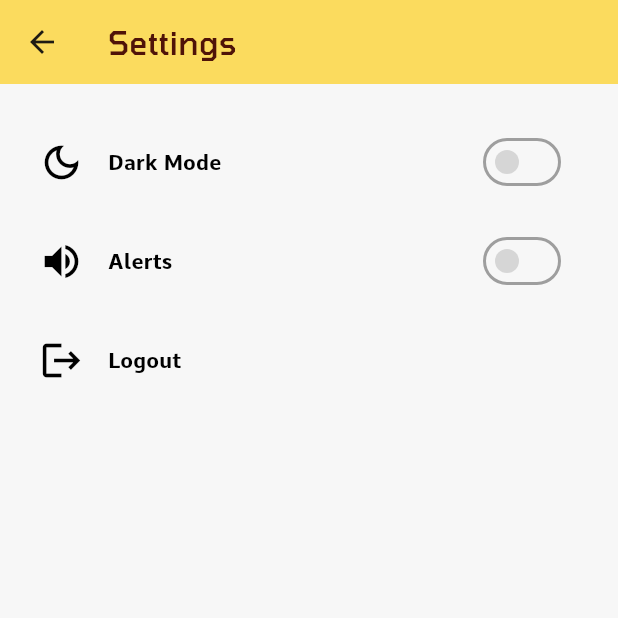
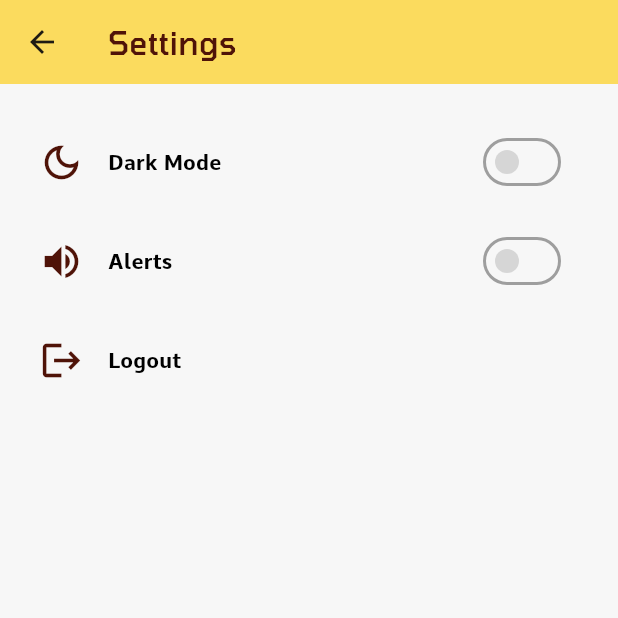
Before and after one commit to Sana-Kassamani/hivemind-app, a Flutter app: the SettingsPage screen opened directly, on a phone screen of 412 x 824 dp, the top half of it. Run offline on Flutter 3.47's test engine with Material 3 defaults, Android fonts, the phone set to English and light mode, and no system bars; our stand-ins replace firebase_core, firebase_messaging, fl_chart, flutter_local_notifications, flutter_slidable, google_maps_flutter and 3 more; accounts and stored records are empty.

Commit message:
Flutter <> Edit - make colors theme related in settings page

```diff
--- a/lib/widgets/general/SettingsList.dart
+++ b/lib/widgets/general/SettingsList.dart
@@ -14,9 +14,9 @@ class SettingsList extends StatefulWidget {
 }
 
 class _SettingsListState extends State<SettingsList> {
-  Future changeDarkMode(authValue, value) async {
+  Future changeDarkMode(authValue, value, context) async {
     try {
-      await authValue.setDarkMode(value: value);
+      await authValue.setDarkMode(value: value, context: context);
       print("Dark mode changed");
     } catch (error) {
       ScaffoldMessenger.of(context).showSnackBar(
@@ -54,7 +54,7 @@ class _SettingsListState extends State<SettingsList> {
               leading: Icon(
                 Icons.dark_mode_outlined,
                 size: 30,
-                color: Colors.black,
+                color: Theme.of(context).colorScheme.secondary,
               ),
               title: Text(
                 "Dark Mode",
@@ -71,12 +71,12 @@ class _SettingsListState extends State<SettingsList> {
                     },
                   ),
                   inactiveThumbColor: Colors.grey[350],
-                  inactiveTrackColor: ColorManager.SCAFFOLD_BG,
+                  inactiveTrackColor: Theme.of(context).scaffoldBackgroundColor,
                   activeColor: Theme.of(context).colorScheme.primary,
-                  activeTrackColor: ColorManager.SCAFFOLD_BG,
+                  activeTrackColor: Theme.of(context).scaffoldBackgroundColor,
                   value: authValue.user.getSettings.darkmode,
                   onChanged: (value) async {
-                    await changeDarkMode(authValue, value);
+                    await changeDarkMode(authValue, value, context);
                   }),
             ),
             addVerticalSpace(10),
@@ -84,7 +84,7 @@ class _SettingsListState extends State<SettingsList> {
               leading: Icon(
                 Icons.volume_up,
                 size: 30,
-                color: Colors.black,
+                color: Theme.of(context).colorScheme.secondary,
               ),
               title: Text(
                 "Alerts",
@@ -101,9 +101,9 @@ class _SettingsListState extends State<SettingsList> {
                   },
                 ),
                 inactiveThumbColor: Colors.grey[350],
-                inactiveTrackColor: ColorManager.SCAFFOLD_BG,
+                inactiveTrackColor: Theme.of(context).scaffoldBackgroundColor,
                 activeColor: Theme.of(context).colorScheme.primary,
-                activeTrackColor: ColorManager.SCAFFOLD_BG,
+                activeTrackColor: Theme.of(context).scaffoldBackgroundColor,
                 value: authValue.user.getSettings.alertsOn,
                 onChanged: (value) async {
                   await changeAlerts(authValue, value, context);
@@ -123,7 +123,7 @@ class _SettingsListState extends State<SettingsList> {
               leading: Icon(
                 Icons.logout,
                 size: 30,
-                color: Colors.black,
+                color: Theme.of(context).colorScheme.secondary,
               ),
               title: Text(
                 "Logout",
```
